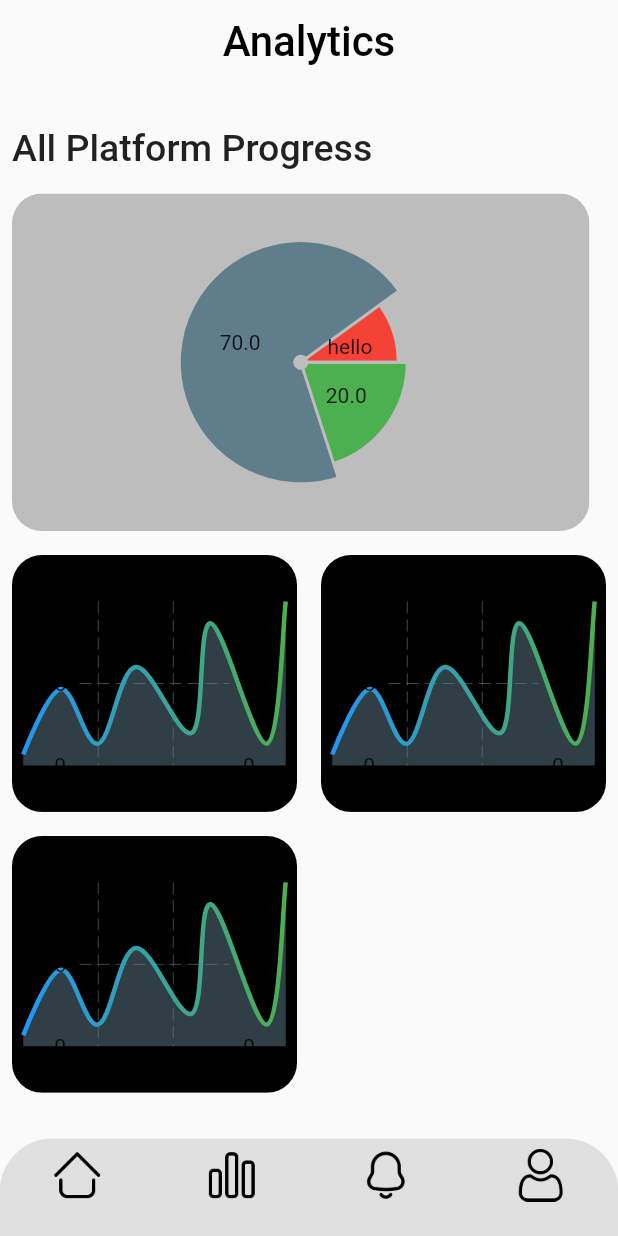
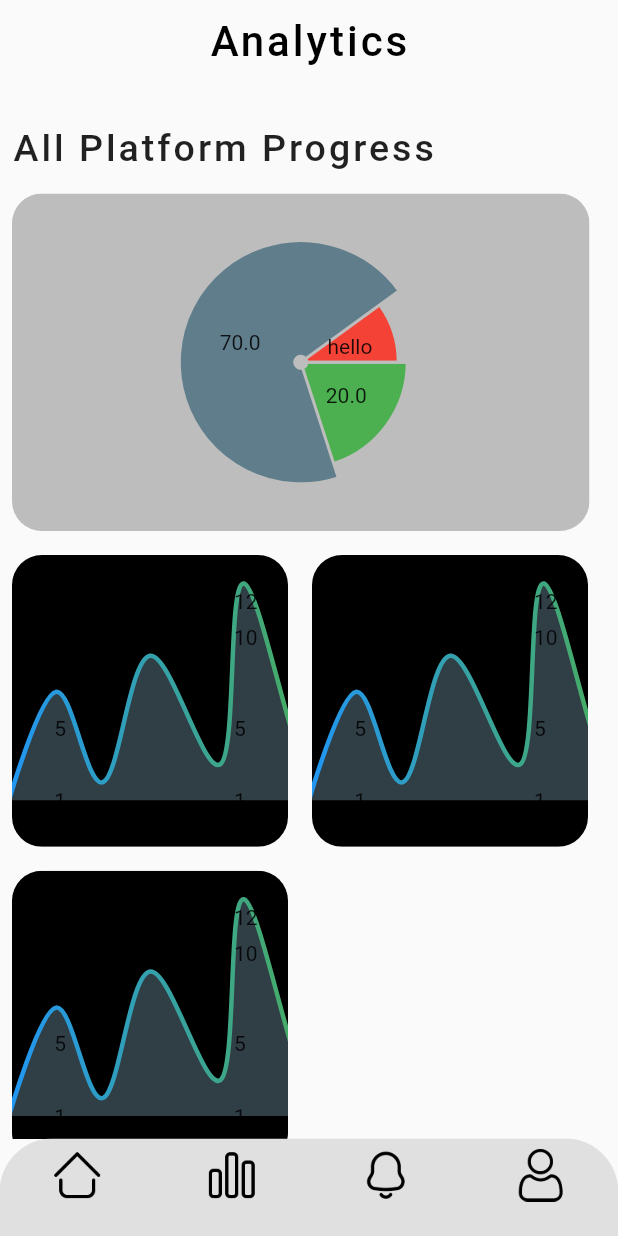
Before and after one commit to Adomakojohn/quizapp, a Flutter app: the screen it shows after launch, item 2 of the bottom bar chosen, on a phone screen of 412 x 824 dp. Run offline on Flutter 3.47's test engine with Material 2 defaults, Android fonts, the phone set to English and light mode, and no system bars; drawn by our look-alikes of fl_chart; our stand-ins replace percent_indicator.

Commit message:
added new features to analytics screen

```diff
--- a/lib/models/category_model.dart
+++ b/lib/models/category_model.dart
@@ -178,13 +178,16 @@ class _AnalyticsDetsState extends State<AnalyticsDets> {
           height: 140,
           width: 200,
           color: Colors.black,
-          child: SizedBox(
           child: LineChart(
-              LineChartData(
+            LineChartData( gridData: const FlGridData(
+              show: true,
+              drawHorizontalLine: false,
+              drawVerticalLine: false,
+            ),
             minX: 3,
-                maxX: 11,
-                minY: 0,
-                maxY: 15,
+              maxX: 9,
+              minY: 1,
+              maxY: 12,
               lineBarsData: [
                 LineChartBarData(
                   isCurved: true,
@@ -215,7 +218,6 @@ class _AnalyticsDetsState extends State<AnalyticsDets> {
           ),
         ),
       ),
-      ),
     );
   }
 }
--- a/lib/screens/analytics_screen.dart
+++ b/lib/screens/analytics_screen.dart
@@ -17,12 +17,15 @@ class _AnalyticsPageState extends State<AnalyticsPage> {
           title: const Center(
               child: Text(
             "Analytics",
-            style: TextStyle(color: Colors.black, fontSize: 28),
+            style:
+                TextStyle(color: Colors.black, fontSize: 28, letterSpacing: 2),
           )),
           elevation: 0,
           backgroundColor: Colors.transparent,
         ),
-        body: Column(
+        body: SingleChildScrollView(
+          physics: const BouncingScrollPhysics(),
+          child: Column(
             crossAxisAlignment: CrossAxisAlignment.start,
             children: [
               const SizedBox(
@@ -32,7 +35,10 @@ class _AnalyticsPageState extends State<AnalyticsPage> {
                 padding: EdgeInsets.all(8.0),
                 child: Text(
                   "All Platform Progress",
-                style: TextStyle(fontSize: 25, fontWeight: FontWeight.w500),
+                  style: TextStyle(
+                      fontSize: 25,
+                      fontWeight: FontWeight.w500,
+                      letterSpacing: 2),
                 ),
               ),
               Padding(
@@ -67,19 +73,66 @@ class _AnalyticsPageState extends State<AnalyticsPage> {
                   ),
                 ),
               ),
-            Expanded(
+              Container(
+                height: 430,
+                width: 400,
                 child: GridView.builder(
+                  physics: const BouncingScrollPhysics(),
                   itemCount: 3,
                   gridDelegate: SliverGridDelegateWithFixedCrossAxisCount(
                     crossAxisCount: 2,
                     childAspectRatio: MediaQuery.of(context).size.width /
-                    (MediaQuery.of(context).size.height / 2.2),
+                        (MediaQuery.of(context).size.height / 1.9),
                   ),
                   itemBuilder: (context, index) {
                     return const AnalyticsDets();
                   },
-            ))
+                ),
+              ),
+              const Text(
+                "LeaderBoard",
+                style: TextStyle(
+                    fontSize: 24,
+                    letterSpacing: 2,
+                    fontWeight: FontWeight.w500),
+              ),
+              Padding(
+                padding: const EdgeInsets.all(8.0),
+                child: ClipRRect(
+                  borderRadius: BorderRadius.circular(20),
+                  child: Container(
+                    height: 390,
+                    width: double.infinity,
+                    color: Colors.grey.shade400,
+                    child: Column(
+                      children: [
+                        ListTile(
+                          trailing:
+                              const Icon(Icons.arrow_forward_ios_outlined),
+                          contentPadding: EdgeInsets.all(16),
+                          title: Text("Adam Oxwell"),
+                          leading: Column(
+                            children: [
+                              Container(
+                                height: 95,
+                                width: 95,
+                                child: Image.asset(fit: BoxFit.contain,
+                                  "Assets/images/nonot.jpg",
+
+                                ),
+                              )
                             ],
+                          ),
+                          subtitle: const Text("the sub title"),
+                        ),
+
+                      ],
+                    ),
+                  ),
+                ),
+              )
+            ],
+          ),
         ));
   }
 }
```
Lines whose indentation alone changed are shown as unchanged.
